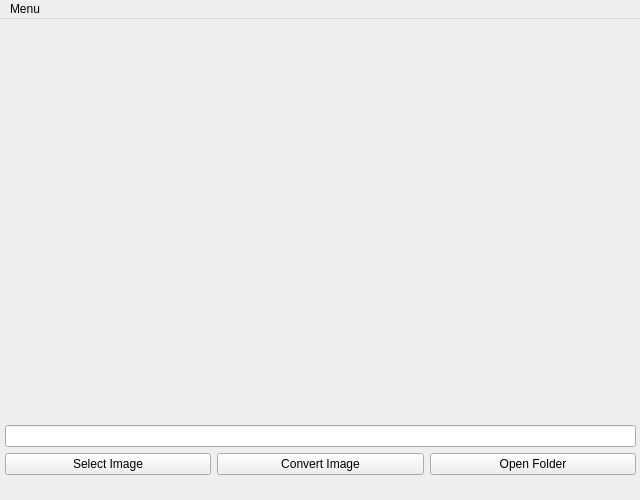
First picture: the form in gui/main.ui, repository Phaugt/convert-images, before the edit.
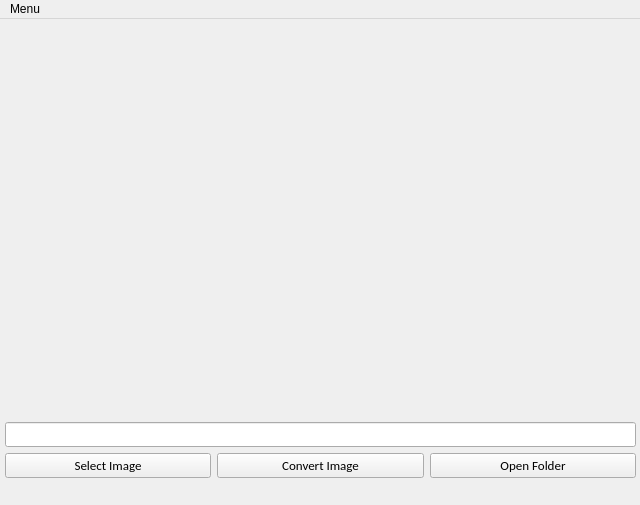
Second picture: the form after the edit.

What changed in the file:
```diff
--- a/gui/main.ui
+++ b/gui/main.ui
@@ -7,19 +7,19 @@
     <x>0</x>
     <y>0</y>
     <width>640</width>
-    <height>500</height>
+    <height>505</height>
    </rect>
   </property>
   <property name="minimumSize">
    <size>
     <width>640</width>
-    <height>500</height>
+    <height>505</height>
    </size>
   </property>
   <property name="maximumSize">
    <size>
     <width>640</width>
-    <height>500</height>
+    <height>505</height>
    </size>
   </property>
   <property name="windowTitle">
@@ -32,9 +32,15 @@
       <x>0</x>
       <y>0</y>
       <width>641</width>
-      <height>461</height>
+      <height>464</height>
      </rect>
     </property>
+    <property name="font">
+     <font>
+      <family>Calibri</family>
+      <pointsize>10</pointsize>
+     </font>
+    </property>
     <layout class="QVBoxLayout" name="verticalLayout">
      <property name="leftMargin">
       <number>5</number>
@@ -59,6 +65,12 @@
          <height>390</height>
         </size>
        </property>
+       <property name="font">
+        <font>
+         <family>Calibri</family>
+         <pointsize>10</pointsize>
+        </font>
+       </property>
        <property name="text">
         <string/>
        </property>
@@ -66,6 +78,18 @@
      </item>
      <item>
       <widget class="QLineEdit" name="folderLocation">
+       <property name="minimumSize">
+        <size>
+         <width>0</width>
+         <height>20</height>
+        </size>
+       </property>
+       <property name="font">
+        <font>
+         <family>Calibri</family>
+         <pointsize>10</pointsize>
+        </font>
+       </property>
        <property name="readOnly">
         <bool>true</bool>
        </property>
@@ -81,6 +105,18 @@
        </property>
        <item>
         <widget class="QPushButton" name="btnselectImage">
+         <property name="minimumSize">
+          <size>
+           <width>0</width>
+           <height>20</height>
+          </size>
+         </property>
+         <property name="font">
+          <font>
+           <family>Calibri</family>
+           <pointsize>10</pointsize>
+          </font>
+         </property>
          <property name="text">
           <string>Select Image</string>
          </property>
@@ -88,6 +124,18 @@
        </item>
        <item>
         <widget class="QPushButton" name="btnconvertImage">
+         <property name="minimumSize">
+          <size>
+           <width>0</width>
+           <height>20</height>
+          </size>
+         </property>
+         <property name="font">
+          <font>
+           <family>Calibri</family>
+           <pointsize>10</pointsize>
+          </font>
+         </property>
          <property name="text">
           <string>Convert Image</string>
          </property>
@@ -95,6 +143,18 @@
        </item>
        <item>
         <widget class="QPushButton" name="btnopenFolder">
+         <property name="minimumSize">
+          <size>
+           <width>0</width>
+           <height>20</height>
+          </size>
+         </property>
+         <property name="font">
+          <font>
+           <family>Calibri</family>
+           <pointsize>10</pointsize>
+          </font>
+         </property>
          <property name="text">
           <string>Open Folder</string>
          </property>
```
